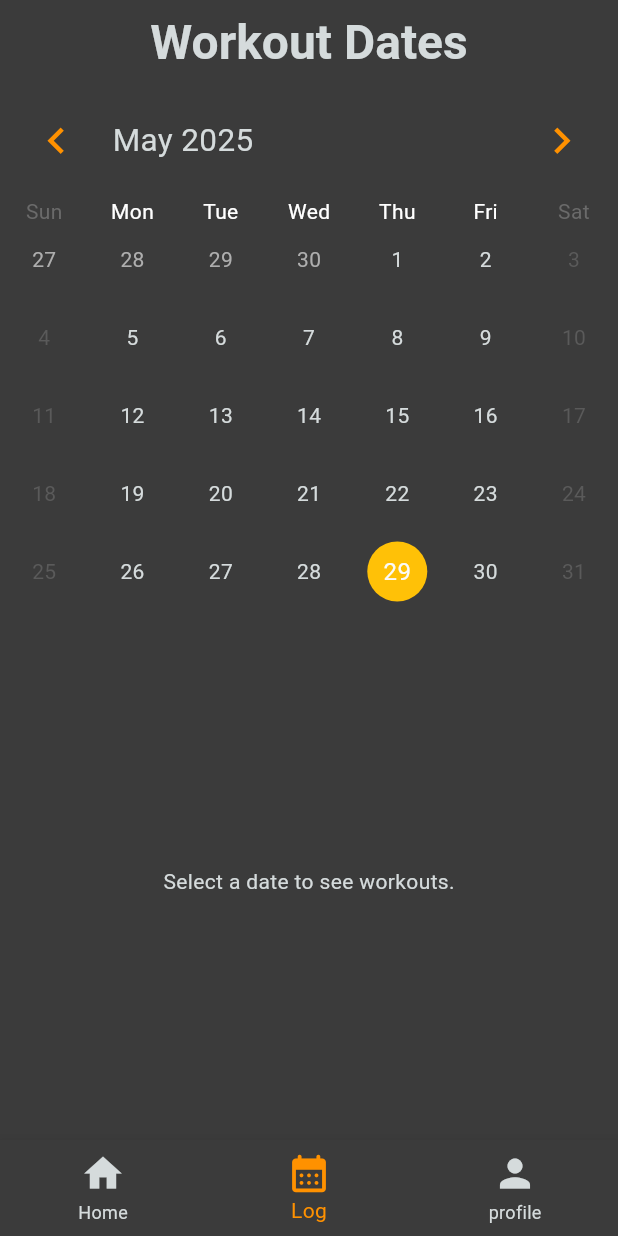
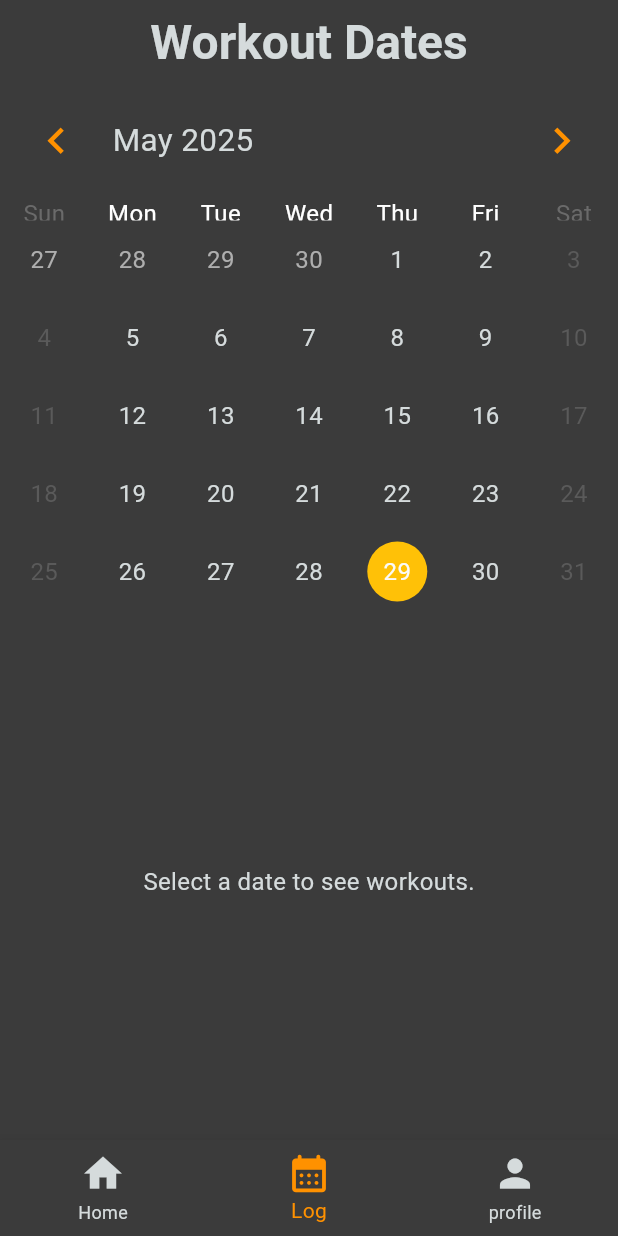
Before and after one commit to PercyChang18/csen268_project, a Flutter app: the LogPage screen opened by its route, on a phone screen of 412 x 824 dp. Run offline on Flutter 3.47's test engine with Material 3 defaults, Android fonts, the phone set to English and light mode, and no system bars; drawn by our look-alikes of table_calendar; our stand-ins replace bloc, cloud_firestore, firebase_auth, firebase_core, firebase_messaging, flutter_bloc and 2 more; missing offline and left inert: firebase_app_installations, firebase_ui_auth; accounts and stored records are empty.

Commit message:
changed theme

```diff
--- a/lib/theme/theme.dart
+++ b/lib/theme/theme.dart
@@ -3,19 +3,47 @@ import 'package:flutter/material.dart';
 final ThemeData myTheme = ThemeData(
   scaffoldBackgroundColor: const Color(0xFF3B3B3B),
   primaryColor: const Color(0xFFFF9100),
-  // cardColor: const Color(0xFF3C3C3C),
   textTheme: const TextTheme(
     titleLarge: TextStyle(
+      fontSize: 22,
+      fontWeight: FontWeight.bold,
+      color: Color(0xFFD5DBDC),
+    ),
+    titleMedium: TextStyle(
+      fontSize: 16,
+      fontWeight: FontWeight.bold,
+      color: Color(0xFFD5DBDC),
+    ),
+    titleSmall: TextStyle(
+      fontSize: 14,
+      fontWeight: FontWeight.bold,
+      color: Color(0xFFD5DBDC),
+    ),
+    bodyLarge: TextStyle(fontSize: 18, color: Color(0xFFD5DBDC)),
+    bodyMedium: TextStyle(fontSize: 16, color: Color(0xFFD5DBDC)),
+    bodySmall: TextStyle(fontSize: 14, color: Color(0xFFD5DBDC)),
+    headlineLarge: TextStyle(
+      fontSize: 32,
+      fontWeight: FontWeight.bold,
+      color: Color(0xFFD5DBDC),
+    ),
+    headlineMedium: TextStyle(
+      fontSize: 28,
+      fontWeight: FontWeight.bold,
+      color: Color(0xFFD5DBDC),
+    ),
+    // this is the sign in page text style
+    headlineSmall: TextStyle(
       fontSize: 24,
       fontWeight: FontWeight.bold,
       color: Color(0xFFD5DBDC),
     ),
-    bodyLarge: TextStyle(fontSize: 16, color: Color(0xFFD5DBDC)),
-    bodyMedium: TextStyle(fontSize: 14, color: Color(0xFFD5DBDC)),
-    bodySmall: TextStyle(fontSize: 12, color: Color(0xFFD5DBDC)),
   ),
   inputDecorationTheme: const InputDecorationTheme(
-    labelStyle: TextStyle(color: Color(0xFFFF9100)),
+    // changes the style of the input text
+    labelStyle: TextStyle(color: Color(0xFFD5DBDC)),
+    // text style when float
+    floatingLabelStyle: TextStyle(color: Color(0xFFFF9100)),
     hintStyle: TextStyle(color: Color(0xFFD5DBDC)),
     border: UnderlineInputBorder(
       borderSide: BorderSide(color: Color(0xFFFF9100)),
@@ -36,8 +64,23 @@ final ThemeData myTheme = ThemeData(
     ),
   ),
   textButtonTheme: TextButtonThemeData(
-    style: TextButton.styleFrom(foregroundColor: const Color(0xFFFF9100)),
+    style: TextButton.styleFrom(
+      foregroundColor: const Color(0xFFFF9100),
+      textStyle: TextStyle(color: Color(0xFFD5DBDC)),
+    ),
   ),
+  // experimenting colors of the buttons
+  // iconButtonTheme: IconButtonThemeData(
+  //   style: IconButton.styleFrom(foregroundColor: Color(0xFFFF9100)),
+  // ),
+  // filledButtonTheme: FilledButtonThemeData(
+  //   style: FilledButton.styleFrom(foregroundColor: const Color(0xFFFF9100)),
+  // ),
+  // this is the sign in button
+  outlinedButtonTheme: OutlinedButtonThemeData(
+    style: OutlinedButton.styleFrom(foregroundColor: Color(0xFFD5DBDC)),
+  ),
+
   appBarTheme: const AppBarTheme(
     backgroundColor: Color(0xFF3B3B3B),
     elevation: 0,
```
